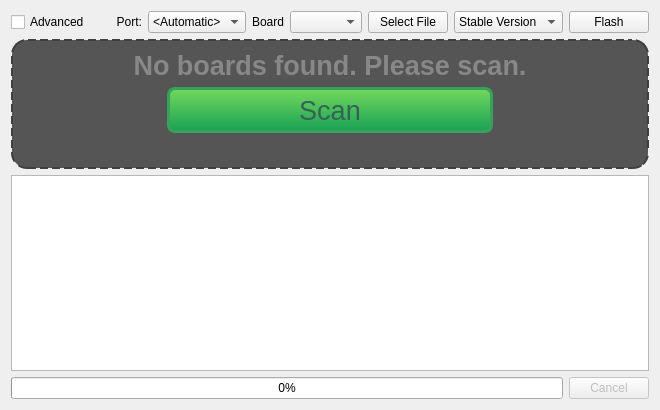
First picture: the form in src/apps/qupgrade/dialog_bare.ui, repository LorenzMeier/qupgrade, before the edit.
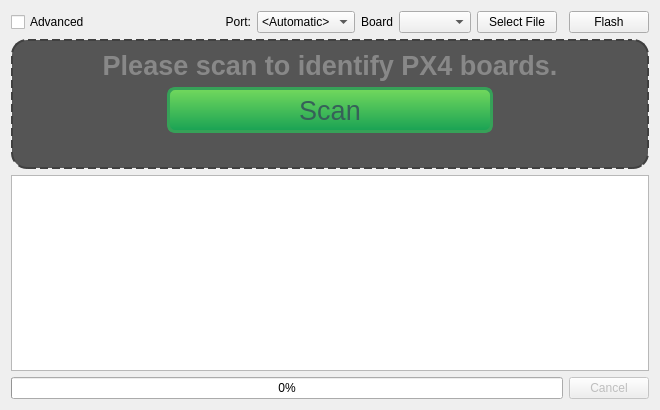
Second picture: the form after the edit.

The edit to the form file:
```diff
--- a/src/apps/qupgrade/dialog_bare.ui
+++ b/src/apps/qupgrade/dialog_bare.ui
@@ -100,7 +100,7 @@
           <item row="0" column="0" colspan="3">
            <widget class="QLabel" name="boardListLabel">
             <property name="text">
-             <string>No boards found. Please scan.</string>
+             <string>Please scan to identify PX4 boards.</string>
             </property>
             <property name="alignment">
              <set>Qt::AlignCenter</set>
@@ -192,25 +192,6 @@
          </property>
         </widget>
        </item>
-       <item row="0" column="7">
-        <widget class="QComboBox" name="versionComboBox">
-         <item>
-          <property name="text">
-           <string extracomment="Recommended for normal users">Stable Version</string>
-          </property>
-         </item>
-         <item>
-          <property name="text">
-           <string>Beta Version</string>
-          </property>
-         </item>
-         <item>
-          <property name="text">
-           <string>Nightly Build</string>
-          </property>
-         </item>
-        </widget>
-       </item>
       </layout>
      </item>
     </layout>
```
Left out of the diff: 2 changed lines with no effect on the pictures.
